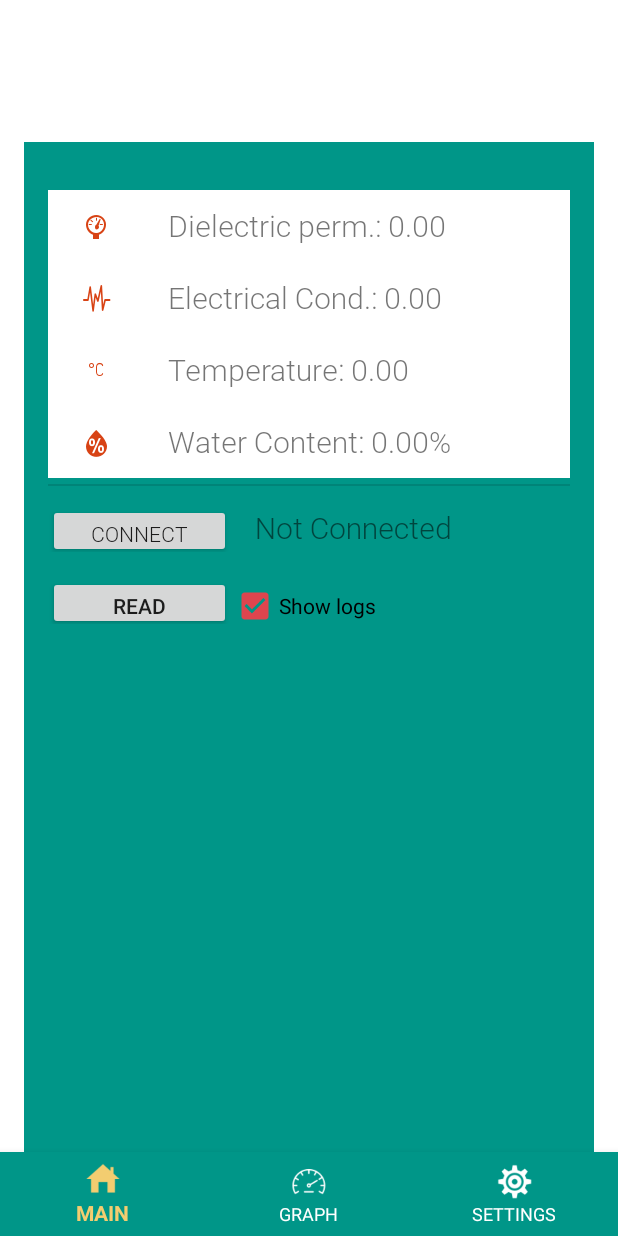
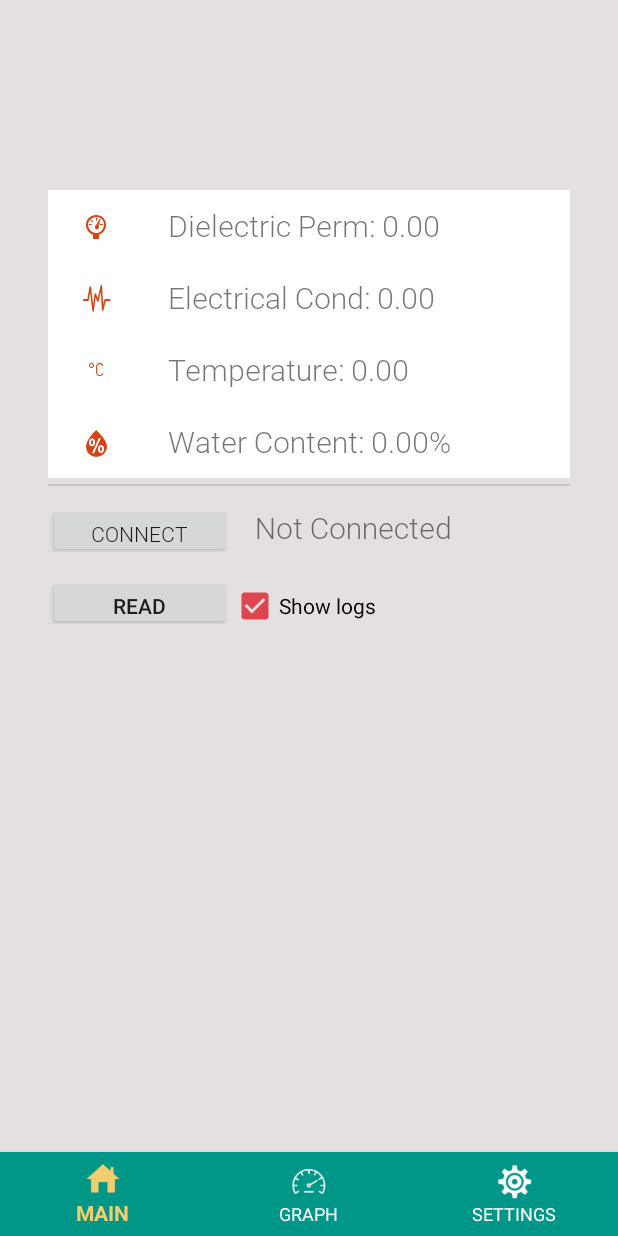
Before and after one commit to plantmer/soilsensor, an Android app: the screen it shows after launch (MainActivity), on a phone screen of 412 x 824 dp. Run offline under Robolectric (Android 15) with nearby library versions, the phone set to English and light mode, and no system bars; libraries missing offline, so code that uses them is left out: com.github.mikephil.charting; 113 statements that could not run were skipped.

```diff
--- a/app/src/main/res/layout/fragment_0.xml
+++ b/app/src/main/res/layout/fragment_0.xml
@@ -6,13 +6,12 @@
     tools:context="com.plantmer.soilsensor.Fragment.MainFragment">
     <android.support.design.widget.CoordinatorLayout
         android:layout_width="match_parent"
-        android:layout_height="match_parent"
-        android:fitsSystemWindows="true">
+        android:layout_height="match_parent">
         <android.support.v4.widget.NestedScrollView
             android:layout_width="match_parent"
             android:layout_height="match_parent"
             android:paddingTop="@dimen/activity_vertical_margin"
-            android:background="@color/colorPrimary"
+            android:background="@color/colorBackground"
             app:layout_behavior="@string/appbar_scrolling_view_behavior">
             <LinearLayout
                 android:layout_width="match_parent"
@@ -22,7 +21,7 @@
                 <LinearLayout
                     style="@style/MainLinearLayout"
                     android:layout_width="match_parent"
-                    android:background="@color/colorBackground"
+                    android:background="@color/textColorPrimary"
                     android:orientation="horizontal">
 
                     <TextView
@@ -40,7 +39,7 @@
                 <LinearLayout
                     style="@style/MainLinearLayout"
                     android:layout_width="match_parent"
-                    android:background="@color/colorBackground"
+                    android:background="@color/textColorPrimary"
                     android:orientation="horizontal">
 
                     <TextView
@@ -57,7 +56,7 @@
                 </LinearLayout>
                 <LinearLayout
                     style="@style/MainLinearLayout"
-                    android:background="@color/colorBackground"
+                    android:background="@color/textColorPrimary"
                     android:layout_width="match_parent"
                     android:orientation="horizontal">
 
@@ -75,7 +74,7 @@
                 </LinearLayout>
                 <LinearLayout
                     style="@style/MainLinearLayout"
-                    android:background="@color/colorBackground"
+                    android:background="@color/textColorPrimary"
                     android:layout_width="match_parent"
                     android:orientation="horizontal">
 
--- a/app/src/main/res/values/colors.xml
+++ b/app/src/main/res/values/colors.xml
@@ -3,7 +3,7 @@
     <!--<color name="colorPrimary">#354355</color>-->
     <!--<color name="colorPrimaryDark">#26303D</color>-->
     <!--<color name="colorAccent">#F3CD70</color>-->
-    <color name="colorBackground">#FFFFFF</color>
+    <color name="colorBackground">#e4e0e0</color>
     <color name="colorTextPrimary">#FFFFFF</color>
 
     <color name="tab_disable">#979797</color>
--- a/app/src/main/res/values/strings.xml
+++ b/app/src/main/res/values/strings.xml
@@ -82,8 +82,8 @@
     <string name="hint_activity_search">Search location</string>
 
 
-    <string name="dp_label">Dielectric perm.: %1$s</string>
-    <string name="ec_label">Electrical Cond.: %1$s</string>
+    <string name="dp_label">Dielectric Perm: %1$s</string>
+    <string name="ec_label">Electrical Cond: %1$s</string>
     <string name="temp_label">Temperature: %1$s</string>
     <string name="vwc_label">Water Content: %1$s%2$s</string>
 
```
Also changed, not shown: app/src/main/res/layout/fragment_1.xml (+1 -6 lines), app/src/main/res/layout/fragment_2.xml (+2 -6 lines).
